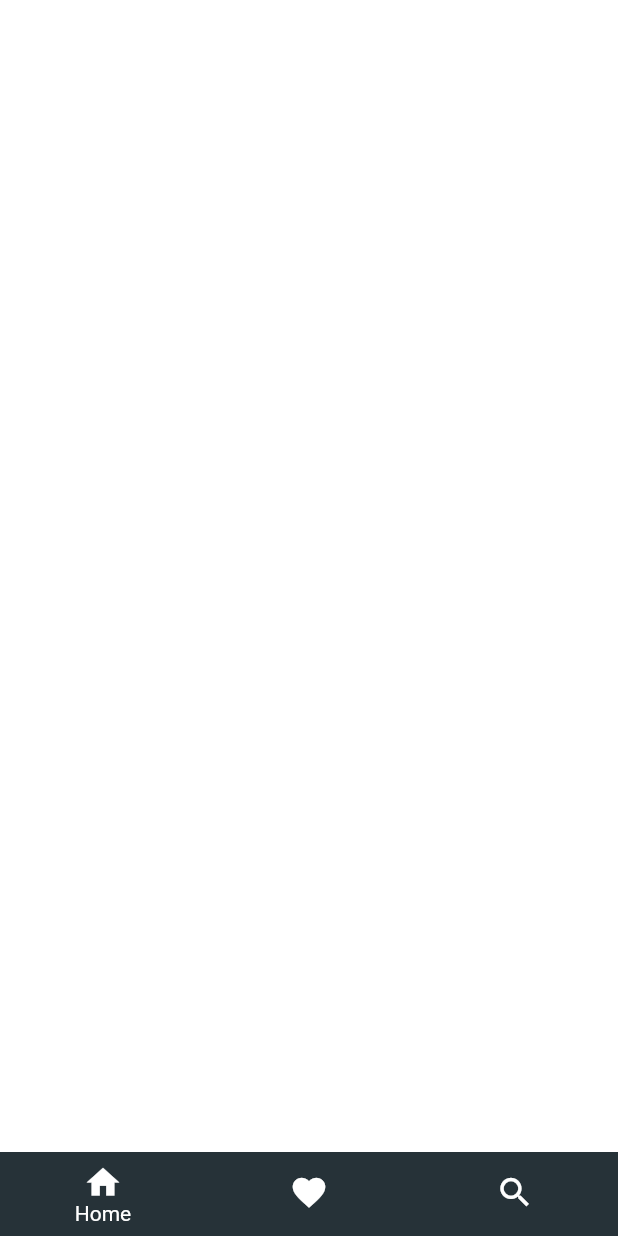
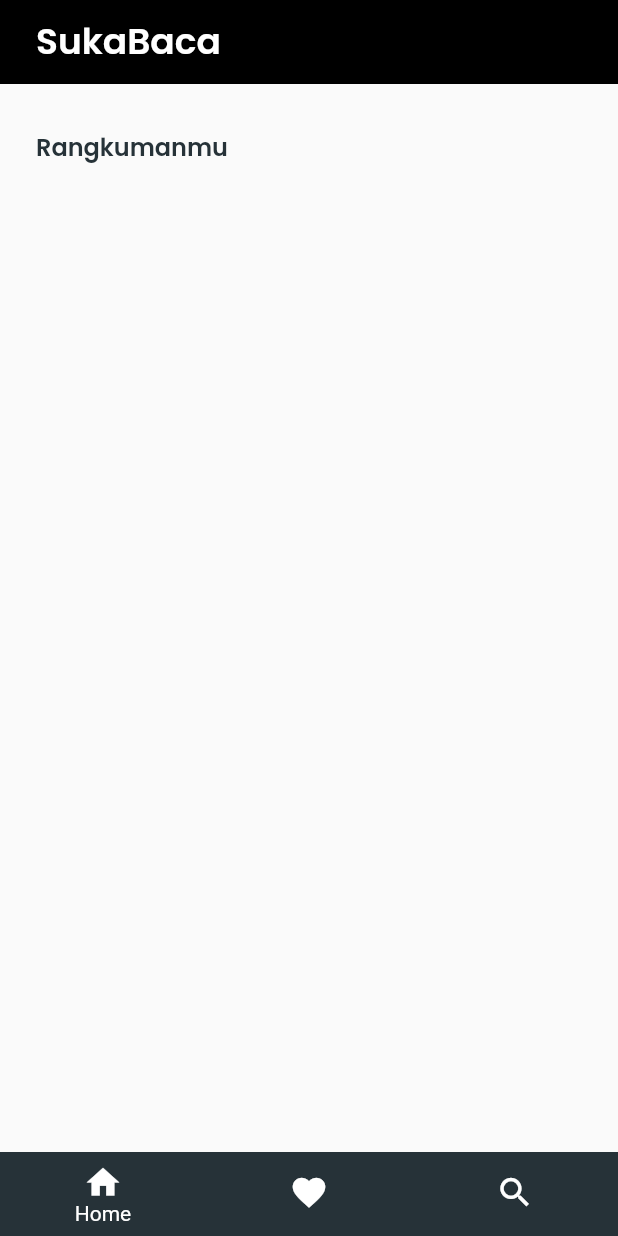
Before and after one commit to flitzcore/SukaBaca, a Flutter app: the screen it shows after launch, on a phone screen of 412 x 824 dp. Run offline on Flutter 3.47's test engine with Material 2 defaults, Android fonts, the phone set to English and light mode, and no system bars; our stand-ins replace google_fonts.

Commit message:
Fix HomePage Error

```diff
--- a/lib/Pages/home_page.dart
+++ /dev/null
@@ -1,92 +0,0 @@
-import 'package:flutter/material.dart';
-import 'package:suka_baca/Pages/favorite_page.dart';
-import 'package:suka_baca/Pages/search_page.dart';
-import 'package:suka_baca/Pages/tambahrangkuman_page.dart';
-import 'package:suka_baca/Utility/theme.dart';
-import 'package:google_fonts/google_fonts.dart';
-
-class HomePage extends StatefulWidget {
-  const HomePage({Key? key}) : super(key: key);
-
-  @override
-  State<HomePage> createState() => _HomePageState();
-}
-
-class _HomePageState extends State<HomePage> {
-  int selectedIndex = 0;
-
-  @override
-  Widget build(BuildContext context) {
-    final tabs = [
-      HomePage(),
-      FavoritePage(),
-      SearchPage(),
-    ];
-
-    return Scaffold(
-      backgroundColor: whiteColor,
-      // ALTERNATIF PAKAI APP BAR
-      // appBar: AppBar(
-      //   title: Padding(
-      //     padding: const EdgeInsets.symmetric(
-      //       horizontal: 8,
-      //       vertical: 0,
-      //     ),
-      //     child: Text(
-      //       "SukaBaca",
-      //       style: semiBlackBoldTextStyle.copyWith(fontSize: 24),
-      //     ),
-      //   ),
-      //   backgroundColor: whiteColor,
-      //   elevation: 0,
-      // ),
-
-      //ERROR
-      // body: Container(
-      //   color: whiteColor,
-      //   child: IndexedStack(
-      //     index: selectedIndex,
-      //     children: tabs,
-      //   ),
-      // ),
-
-      bottomNavigationBar: BottomNavigationBar(
-        backgroundColor: blackColor,
-        unselectedItemColor: whiteColor,
-        selectedItemColor: whiteColor,
-        selectedLabelStyle: TextStyle(
-          color: Color(0xff263238),
-        ),
-        showUnselectedLabels: false,
-        elevation: 0,
-        currentIndex: selectedIndex,
-        onTap: (index) => setState(() {
-          selectedIndex = index;
-        }),
-        items: [
-          BottomNavigationBarItem(
-            icon: Icon(
-              Icons.home,
-              size: 26,
-            ),
-            label: "Home",
-          ),
-          BottomNavigationBarItem(
-            icon: Icon(
-              Icons.favorite,
-              size: 26,
-            ),
-            label: "Favorite",
-          ),
-          BottomNavigationBarItem(
-            icon: Icon(
-              Icons.search,
-              size: 26,
-            ),
-            label: "Search",
-          ),
-        ],
-      ),
-    );
-  }
-}
--- /dev/null
+++ b/lib/Pages/main_page.dart
@@ -0,0 +1,48 @@
+import 'package:flutter/material.dart';
+
+import '../Utility/theme.dart';
+
+class MainPage extends StatefulWidget {
+  const MainPage({Key? key}) : super(key: key);
+
+  @override
+  State<MainPage> createState() => _MainPageState();
+}
+
+class _MainPageState extends State<MainPage> {
+  @override
+  Widget build(BuildContext context) {
+    return Scaffold(
+      appBar: AppBar(
+        title: Padding(
+          padding: const EdgeInsets.symmetric(
+            horizontal: 8,
+            vertical: 0,
+          ),
+          child: Text(
+            "SukaBaca",
+            style: semiWhiteBoldTextStyle.copyWith(fontSize: 24),
+          ),
+        ),
+        backgroundColor: Color(0xff000000),
+        elevation: 0,
+      ),
+      body: ListView(
+        children: [
+          SizedBox(
+            height: 30,
+          ),
+          Padding(
+            padding: const EdgeInsets.symmetric(horizontal: 24, vertical: 0),
+            child: Text(
+              "Rangkumanmu",
+              style: semiBlackBoldTextStyle.copyWith(
+                fontSize: 16,
+              ),
+            ),
+          ),
+        ],
+      ),
+    );
+  }
+}
--- /dev/null
+++ b/lib/Pages/route_page.dart
@@ -0,0 +1,75 @@
+import 'package:flutter/material.dart';
+import 'package:suka_baca/Pages/favorite_page.dart';
+import 'package:suka_baca/Pages/main_page.dart';
+import 'package:suka_baca/Pages/search_page.dart';
+import 'package:suka_baca/Pages/tambahrangkuman_page.dart';
+import 'package:suka_baca/Utility/theme.dart';
+import 'package:google_fonts/google_fonts.dart';
+
+class HomePage extends StatefulWidget {
+  const HomePage({Key? key}) : super(key: key);
+
+  @override
+  State<HomePage> createState() => _HomePageState();
+}
+
+class _HomePageState extends State<HomePage> {
+  int selectedIndex = 0;
+
+  @override
+  Widget build(BuildContext context) {
+    final screens = [
+      MainPage(),
+      FavoritePage(),
+      SearchPage(),
+    ];
+
+    return SafeArea(
+      child: Scaffold(
+        backgroundColor: whiteColor,
+        body: Container(
+          color: whiteColor,
+          child: IndexedStack(
+            index: selectedIndex,
+            children: screens,
+          ),
+        ),
+        bottomNavigationBar: BottomNavigationBar(
+          backgroundColor: blackColor,
+          unselectedItemColor: whiteColor,
+          selectedItemColor: whiteColor,
+          selectedLabelStyle: TextStyle(
+            color: Color(0xff000000),
+          ),
+          showUnselectedLabels: false,
+          elevation: 0,
+          currentIndex: selectedIndex,
+          onTap: (index) => setState(() => selectedIndex = index),
+          items: [
+            BottomNavigationBarItem(
+              icon: Icon(
+                Icons.home,
+                size: 26,
+              ),
+              label: "Home",
+            ),
+            BottomNavigationBarItem(
+              icon: Icon(
+                Icons.favorite,
+                size: 26,
+              ),
+              label: "Favorite",
+            ),
+            BottomNavigationBarItem(
+              icon: Icon(
+                Icons.search,
+                size: 26,
+              ),
+              label: "Search",
+            ),
+          ],
+        ),
+      ),
+    );
+  }
+}
--- a/lib/main.dart
+++ b/lib/main.dart
@@ -1,9 +1,9 @@
 import 'package:flutter/material.dart';
-import 'package:suka_baca/Pages/home_page.dart';
+import 'package:suka_baca/Pages/route_page.dart';
 import 'package:suka_baca/Pages/welcome_page.dart';
 
 void main() {
-  runApp(const MyApp());
+  runApp(MyApp());
 }
 
 class MyApp extends StatelessWidget {
@@ -27,7 +27,7 @@ class MyApp extends StatelessWidget {
         // is not restarted.
         primarySwatch: Colors.blue,
       ),
-      home: HomePage(),
+      home: HomePage(), //Bisa dikembalikan sesuai kebutuhan development
     );
   }
 }
```
Also changed, not shown: lib/Pages/favorite_page.dart (+20 -4 lines), lib/Pages/search_page.dart (+20 -4 lines), lib/Pages/tambahrangkuman_page.dart (+6 -4 lines).
